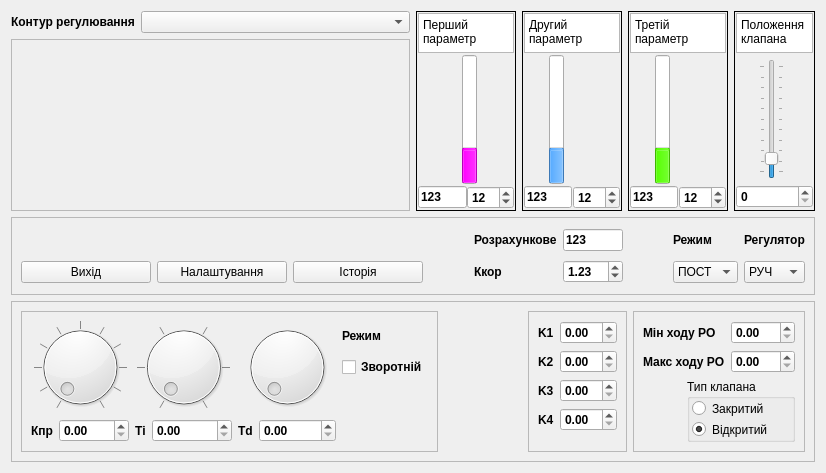
Old version of the form panelReg/panelReg.ui in the repository vanessaorgua/lib.
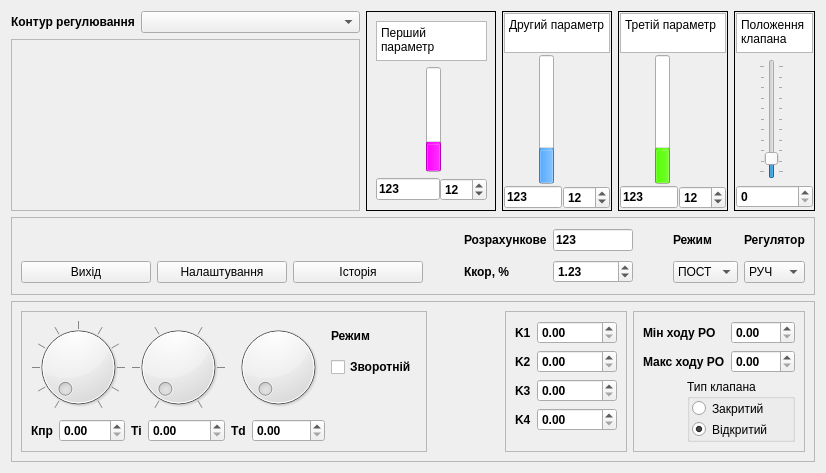
New version of the form. Icons and pictures are not drawn. Custom widgets are drawn as their Qt base class.

Commit message: Доопрацювання тальнівської програми та деяка корекція класу RpanelReg та Scale

What changed in the file:
```diff
--- a/panelReg/panelReg.ui
+++ b/panelReg/panelReg.ui
@@ -50,7 +50,7 @@
     <widget class="QFrame" name="Parametr_1">
      <property name="maximumSize">
       <size>
-       <width>100</width>
+       <width>130</width>
        <height>16777215</height>
       </size>
      </property>
@@ -61,16 +61,64 @@
       <enum>QFrame::Plain</enum>
      </property>
      <layout class="QGridLayout" name="gridLayout_2">
-      <property name="horizontalSpacing">
-       <number>0</number>
-      </property>
-      <property name="verticalSpacing">
-       <number>2</number>
-      </property>
-      <property name="margin">
-       <number>1</number>
-      </property>
-      <item row="1" column="1" rowspan="2">
+      <item row="0" column="0" colspan="5">
+       <widget class="QTextEdit" name="Value_1">
+        <property name="sizePolicy">
+         <sizepolicy hsizetype="Expanding" vsizetype="Fixed">
+          <horstretch>0</horstretch>
+          <verstretch>0</verstretch>
+         </sizepolicy>
+        </property>
+        <property name="maximumSize">
+         <size>
+          <width>16777215</width>
+          <height>40</height>
+         </size>
+        </property>
+        <property name="whatsThis">
+         <string>Назва першого параметру</string>
+        </property>
+        <property name="verticalScrollBarPolicy">
+         <enum>Qt::ScrollBarAlwaysOff</enum>
+        </property>
+        <property name="horizontalScrollBarPolicy">
+         <enum>Qt::ScrollBarAlwaysOff</enum>
+        </property>
+        <property name="readOnly">
+         <bool>true</bool>
+        </property>
+        <property name="html">
+         <string>&lt;!DOCTYPE HTML PUBLIC &quot;-//W3C//DTD HTML 4.0//EN&quot; &quot;http://www.w3.org/TR/REC-html40/strict.dtd&quot;&gt;
+&lt;html&gt;&lt;head&gt;&lt;meta name=&quot;qrichtext&quot; content=&quot;1&quot; /&gt;&lt;style type=&quot;text/css&quot;&gt;
+p, li { white-space: pre-wrap; }
+&lt;/style&gt;&lt;/head&gt;&lt;body style=&quot; font-family:'DejaVu Sans'; font-size:9pt; font-weight:400; font-style:normal;&quot;&gt;
+&lt;p style=&quot; margin-top:0px; margin-bottom:0px; margin-left:0px; margin-right:0px; -qt-block-indent:0; text-indent:0px;&quot;&gt;Перший параметр&lt;/p&gt;&lt;/body&gt;&lt;/html&gt;</string>
+        </property>
+       </widget>
+      </item>
+      <item row="1" column="0">
+       <widget class="Scale" name="scalePV_1" native="true">
+        <property name="sizePolicy">
+         <sizepolicy hsizetype="Fixed" vsizetype="Expanding">
+          <horstretch>0</horstretch>
+          <verstretch>0</verstretch>
+         </sizepolicy>
+        </property>
+        <property name="minimumSize">
+         <size>
+          <width>35</width>
+          <height>0</height>
+         </size>
+        </property>
+        <property name="maximumSize">
+         <size>
+          <width>35</width>
+          <height>16777215</height>
+         </size>
+        </property>
+       </widget>
+      </item>
+      <item row="1" column="1">
        <widget class="QSlider" name="vsSPR_1">
         <property name="whatsThis">
          <string>Розрахункове завдання</string>
@@ -121,7 +169,75 @@
         </property>
        </widget>
       </item>
-      <item row="1" column="4" rowspan="2">
+      <item row="1" column="2">
+       <widget class="QProgressBar" name="pbPV_1">
+        <property name="maximumSize">
+         <size>
+          <width>15</width>
+          <height>16777215</height>
+         </size>
+        </property>
+        <property name="palette">
+         <palette>
+          <active>
+           <colorrole role="Highlight">
+            <brush brushstyle="SolidPattern">
+             <color alpha="255">
+              <red>255</red>
+              <green>0</green>
+              <blue>255</blue>
+             </color>
+            </brush>
+           </colorrole>
+          </active>
+          <inactive>
+           <colorrole role="Highlight">
+            <brush brushstyle="SolidPattern">
+             <color alpha="255">
+              <red>255</red>
+              <green>0</green>
+              <blue>255</blue>
+             </color>
+            </brush>
+           </colorrole>
+          </inactive>
+          <disabled>
+           <colorrole role="Highlight">
+            <brush brushstyle="SolidPattern">
+             <color alpha="255">
+              <red>178</red>
+              <green>178</green>
+              <blue>178</blue>
+             </color>
+            </brush>
+           </colorrole>
+          </disabled>
+         </palette>
+        </property>
+        <property name="whatsThis">
+         <string>Перший параметер процесу регулювання</string>
+        </property>
+        <property name="layoutDirection">
+         <enum>Qt::LeftToRight</enum>
+        </property>
+        <property name="styleSheet">
+         <string notr="true"/>
+        </property>
+        <property name="maximum">
+         <number>4000</number>
+        </property>
+        <property name="value">
+         <number>1000</number>
+        </property>
+        <property name="textVisible">
+         <bool>false</bool>
+        </property>
+        <property name="orientation">
+         <enum>Qt::Vertical</enum>
+        </property>
+       </widget>
+      </item>
+      <item row="1" column="3">
        <widget class="QSlider" name="vsSP_1">
         <property name="whatsThis">
          <string>Постійне завдання на перший параметер</string>
@@ -171,46 +287,14 @@
         </property>
        </widget>
       </item>
-      <item row="0" column="0" colspan="6">
-       <widget class="QTextEdit" name="Value_1">
-        <property name="sizePolicy">
-         <sizepolicy hsizetype="Expanding" vsizetype="Fixed">
-          <horstretch>0</horstretch>
-          <verstretch>0</verstretch>
-         </sizepolicy>
-        </property>
-        <property name="maximumSize">
-         <size>
-          <width>16777215</width>
-          <height>40</height>
-         </size>
-        </property>
-        <property name="whatsThis">
-         <string>Назва першого параметру</string>
-        </property>
-        <property name="verticalScrollBarPolicy">
-         <enum>Qt::ScrollBarAlwaysOff</enum>
-        </property>
-        <property name="horizontalScrollBarPolicy">
-         <enum>Qt::ScrollBarAlwaysOff</enum>
-        </property>
-        <property name="readOnly">
-         <bool>true</bool>
-        </property>
-        <property name="html">
-         <string>&lt;!DOCTYPE HTML PUBLIC &quot;-//W3C//DTD HTML 4.0//EN&quot; &quot;http://www.w3.org/TR/REC-html40/strict.dtd&quot;&gt;
-&lt;html&gt;&lt;head&gt;&lt;meta name=&quot;qrichtext&quot; content=&quot;1&quot; /&gt;&lt;style type=&quot;text/css&quot;&gt;
-p, li { white-space: pre-wrap; }
-&lt;/style&gt;&lt;/head&gt;&lt;body style=&quot; font-family:'DejaVu Sans'; font-size:9pt; font-weight:400; font-style:normal;&quot;&gt;
-&lt;p style=&quot; margin-top:0px; margin-bottom:0px; margin-left:0px; margin-right:0px; -qt-block-indent:0; text-indent:0px;&quot;&gt;Перший параметр&lt;/p&gt;&lt;/body&gt;&lt;/html&gt;</string>
-        </property>
-       </widget>
-      </item>
-      <item row="1" column="5" rowspan="2">
+      <item row="1" column="4">
        <spacer name="horizontalSpacer_21">
         <property name="orientation">
          <enum>Qt::Horizontal</enum>
         </property>
+        <property name="sizeType">
+         <enum>QSizePolicy::MinimumExpanding</enum>
+        </property>
         <property name="sizeHint" stdset="0">
          <size>
           <width>40</width>
@@ -219,7 +303,7 @@
         </property>
        </spacer>
       </item>
-      <item row="3" column="0" colspan="6">
+      <item row="2" column="0" colspan="5">
        <widget class="QFrame" name="frame_3">
         <property name="frameShape">
          <enum>QFrame::NoFrame</enum>
@@ -289,90 +373,6 @@
         <zorder>lePV_1</zorder>
        </widget>
       </item>
-      <item row="1" column="2" rowspan="2">
-       <widget class="QProgressBar" name="pbPV_1">
-        <property name="maximumSize">
-         <size>
-          <width>15</width>
-          <height>16777215</height>
-         </size>
-        </property>
-        <property name="palette">
-         <palette>
-          <active>
-           <colorrole role="Highlight">
-            <brush brushstyle="SolidPattern">
-             <color alpha="255">
-              <red>255</red>
-              <green>0</green>
-              <blue>255</blue>
-             </color>
-            </brush>
-           </colorrole>
-          </active>
-          <inactive>
-           <colorrole role="Highlight">
-            <brush brushstyle="SolidPattern">
-             <color alpha="255">
-              <red>255</red>
-              <green>0</green>
-              <blue>255</blue>
-             </color>
-            </brush>
-           </colorrole>
-          </inactive>
-          <disabled>
-           <colorrole role="Highlight">
-            <brush brushstyle="SolidPattern">
-             <color alpha="255">
-              <red>178</red>
-              <green>178</green>
-              <blue>178</blue>
-             </color>
-            </brush>
-           </colorrole>
-          </disabled>
-         </palette>
-        </property>
-        <property name="whatsThis">
-         <string>Перший параметер процесу регулювання</string>
-        </property>
-        <property name="layoutDirection">
-         <enum>Qt::LeftToRight</enum>
-        </property>
-        <property name="styleSheet">
-         <string notr="true"/>
-        </property>
-        <property name="maximum">
-         <number>4000</number>
-        </property>
-        <property name="value">
-         <number>1000</number>
-        </property>
-        <property name="textVisible">
-         <bool>false</bool>
-        </property>
-        <property name="orientation">
-         <enum>Qt::Vertical</enum>
-        </property>
-       </widget>
-      </item>
-      <item row="2" column="0">
-       <widget class="Scale" name="scalePV_1" native="true">
-        <property name="sizePolicy">
-         <sizepolicy hsizetype="Fixed" vsizetype="MinimumExpanding">
-          <horstretch>0</horstretch>
-          <verstretch>0</verstretch>
-         </sizepolicy>
-        </property>
-        <property name="minimumSize">
-         <size>
-          <width>25</width>
-          <height>0</height>
-         </size>
-        </property>
-       </widget>
-      </item>
      </layout>
     </widget>
    </item>
@@ -740,7 +740,7 @@
          </font>
         </property>
         <property name="text">
-         <string>Ккор</string>
+         <string>Ккор, %</string>
         </property>
        </widget>
       </item>
@@ -754,7 +754,7 @@
         </property>
         <property name="minimumSize">
          <size>
-          <width>60</width>
+          <width>80</width>
           <height>0</height>
          </size>
         </property>
@@ -776,6 +776,12 @@
         <property name="decimals">
          <number>2</number>
         </property>
+        <property name="minimum">
+         <double>-200.000000000000000</double>
+        </property>
+        <property name="maximum">
+         <double>200.000000000000000</double>
+        </property>
         <property name="value">
          <double>1.230000000000000</double>
         </property>
@@ -1141,6 +1147,12 @@
          </item>
          <item row="0" column="1">
           <widget class="QDoubleSpinBox" name="sbK_1">
+           <property name="minimumSize">
+            <size>
+             <width>80</width>
+             <height>0</height>
+            </size>
+           </property>
            <property name="font">
             <font>
              <weight>75</weight>
@@ -1150,6 +1162,9 @@
            <property name="whatsThis">
             <string>Коефіцієнт К1 розрахунку завдання</string>
            </property>
+           <property name="maximum">
+            <double>200.000000000000000</double>
+           </property>
           </widget>
          </item>
          <item row="1" column="0">
@@ -1167,6 +1182,12 @@
          </item>
          <item row="1" column="1">
           <widget class="QDoubleSpinBox" name="sbK_2">
+           <property name="minimumSize">
+            <size>
+             <width>80</width>
+             <height>0</height>
+            </size>
+           </property>
            <property name="font">
             <font>
              <weight>75</weight>
@@ -1176,6 +1197,9 @@
            <property name="whatsThis">
             <string>Коефіцієнт К2 розрахунку завдання</string>
            </property>
+           <property name="maximum">
+            <double>200.000000000000000</double>
+           </property>
           </widget>
          </item>
          <item row="2" column="0">
@@ -1193,6 +1217,12 @@
          </item>
          <item row="2" column="1">
           <widget class="QDoubleSpinBox" name="sbK_3">
+           <property name="minimumSize">
+            <size>
+             <width>80</width>
+             <height>0</height>
+            </size>
+           </property>
            <property name="font">
             <font>
              <weight>75</weight>
@@ -1202,6 +1232,9 @@
            <property name="whatsThis">
             <string>Коефіцієнт К3 розрахунку завдання</string>
            </property>
+           <property name="maximum">
+            <double>200.000000000000000</double>
+           </property>
           </widget>
          </item>
          <item row="3" column="0">
@@ -1219,6 +1252,12 @@
          </item>
          <item row="3" column="1">
           <widget class="QDoubleSpinBox" name="sbK_4">
+           <property name="minimumSize">
+            <size>
+             <width>80</width>
+             <height>0</height>
+            </size>
+           </property>
            <property name="font">
             <font>
              <weight>75</weight>
@@ -1228,6 +1267,9 @@
            <property name="whatsThis">
             <string>Коефіцієнт К4 розрахунку завдання</string>
            </property>
+           <property name="maximum">
+            <double>200.000000000000000</double>
+           </property>
           </widget>
          </item>
          <item row="4" column="1">
@@ -1392,7 +1434,7 @@
     <widget class="QFrame" name="Parametr_2">
      <property name="maximumSize">
       <size>
-       <width>100</width>
+       <width>110</width>
        <height>16777215</height>
       </size>
      </property>
@@ -1453,7 +1495,7 @@
          <enum>Qt::Horizontal</enum>
         </property>
         <property name="sizeType">
-         <enum>QSizePolicy::Expanding</enum>
+         <enum>QSizePolicy::MinimumExpanding</enum>
         </property>
         <property name="sizeHint" stdset="0">
          <size>
@@ -1648,14 +1690,14 @@
       <item row="1" column="0">
        <widget class="Scale" name="scalePV_2" native="true">
         <property name="sizePolicy">
-         <sizepolicy hsizetype="Fixed" vsizetype="MinimumExpanding">
+         <sizepolicy hsizetype="Fixed" vsizetype="Expanding">
           <horstretch>0</horstretch>
           <verstretch>0</verstretch>
          </sizepolicy>
         </property>
         <property name="minimumSize">
          <size>
-          <width>25</width>
+          <width>35</width>
           <height>0</height>
          </size>
         </property>
@@ -1668,7 +1710,7 @@
     <widget class="QFrame" name="Parametr_3">
      <property name="maximumSize">
       <size>
-       <width>100</width>
+       <width>110</width>
        <height>16777215</height>
       </size>
      </property>
@@ -1772,7 +1814,7 @@
          <enum>Qt::Horizontal</enum>
         </property>
         <property name="sizeType">
-         <enum>QSizePolicy::Expanding</enum>
+         <enum>QSizePolicy::MinimumExpanding</enum>
         </property>
         <property name="sizeHint" stdset="0">
          <size>
@@ -1925,7 +1967,7 @@
         </property>
         <property name="minimumSize">
          <size>
-          <width>25</width>
+          <width>35</width>
           <height>0</height>
          </size>
         </property>
```
The commit also changes 3 other files.
